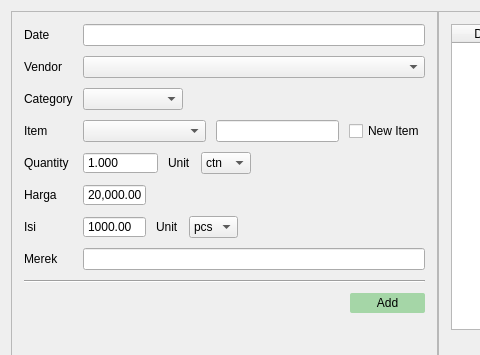
Old version of the form ui/Poe_Excel_automator_ss.ui in the repository Setyadjih/MissPoeAccounting; both pictures show x 0 to 480 and y 0 to 355 of the 1325 by 436 pixel window.
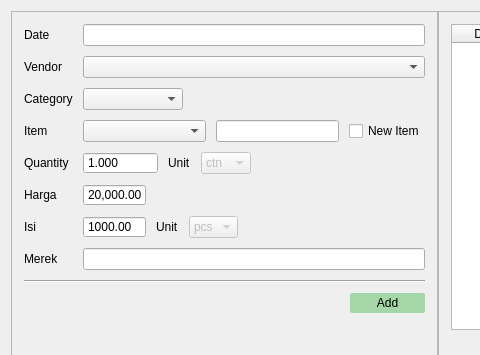
New version of the form. Icons and pictures are not drawn.

Commit message: feat: lock units on pre-existing item

The edit to the form file:
```diff
--- a/ui/Poe_Excel_automator_ss.ui
+++ b/ui/Poe_Excel_automator_ss.ui
@@ -308,6 +308,9 @@
                      </item>
                      <item>
                       <widget class="QComboBox" name="unit_combo">
+                       <property name="enabled">
+                        <bool>false</bool>
+                       </property>
                        <item>
                         <property name="text">
                          <string>ctn</string>
@@ -429,6 +432,9 @@
                      </item>
                      <item>
                       <widget class="QComboBox" name="isi_unit_combo">
+                       <property name="enabled">
+                        <bool>false</bool>
+                       </property>
                        <item>
                         <property name="text">
                          <string>pcs</string>
```
The commit also changes 2 other files.
